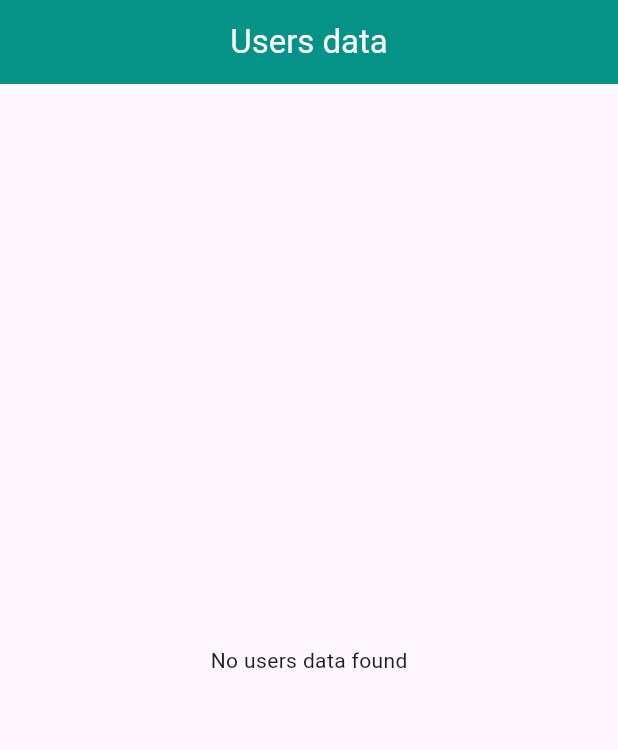
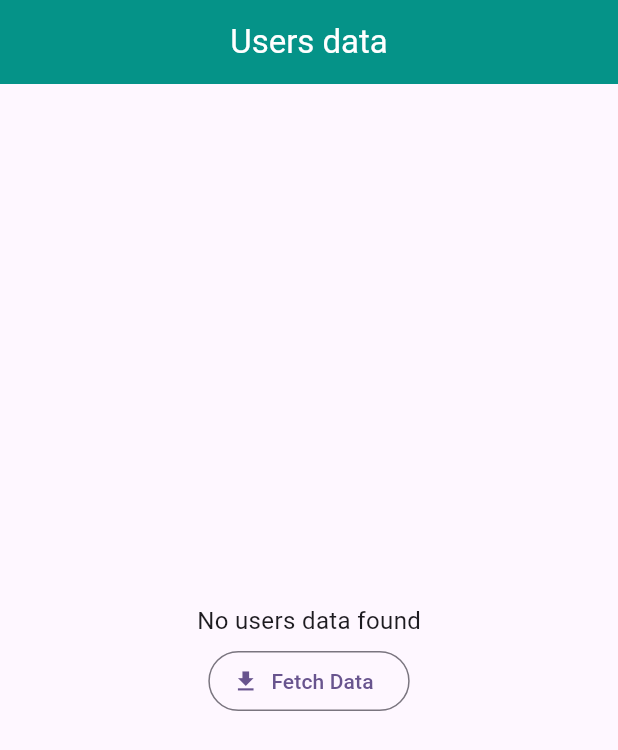
Before and after one commit to noura2tarek/Users_Clean_Arch_Project, a Flutter app: the screen it shows after launch, on a phone screen of 412 x 824 dp. Shown: the top 750 px of the screen. Run offline on Flutter 3.47's test engine with Material 3 defaults, Android fonts, the phone set to English and light mode, and no system bars; our stand-ins replace bloc, equatable, flutter_bloc, get_it.

Commit message:
Add screen output and update home

```diff
--- a/lib/core/services/services_locator.dart
+++ b/lib/core/services/services_locator.dart
@@ -17,6 +17,6 @@ class ServiceLocator {
 
     // Register Cubit class
     sl.registerFactory<UsersCubit>(() => UsersCubit(sl()));
-    log('done service');
+    log('Services done');
   }
 }
--- a/lib/main.dart
+++ b/lib/main.dart
@@ -3,7 +3,7 @@ import 'app/app_class.dart';
 import 'core/services/services_locator.dart';
 
 void main() {
-  //initialize Service Locator
+  // Initialize Service Locator
   ServiceLocator.init();
   runApp(const MyApp());
 }
--- a/lib/users_feature/data_layer/repository/users_repository.dart
+++ b/lib/users_feature/data_layer/repository/users_repository.dart
@@ -8,8 +8,6 @@ class UsersRepository extends BaseUsersRepository {
   @override
   Future<List<User>> getUsers() async {
     List<User> users = [];
-    // Add some delay to apply loading
-    await Future.delayed(const Duration(seconds: 1));
     // make dummy users json
     List<Map<String, dynamic>> usersMap = [
       {
--- a/lib/users_feature/presentation_layer/screens/my_home_page.dart
+++ b/lib/users_feature/presentation_layer/screens/my_home_page.dart
@@ -27,17 +27,40 @@ class MyHomePage extends StatelessWidget {
           builder: (context, state) {
             final usersCubit = UsersCubit.get(context);
             List<User> users = usersCubit.users;
-            if (users.isEmpty) {
-              return const Center(
-                child: Text('No users data found'),
-              );
-            }
-            if (state is UsersLoadingState) {
+            if (state is UsersLoadingState && users.isEmpty) {
               return const Center(
                 child: CircularProgressIndicator(),
               );
             }
-            return ListView.separated(
+            if (users.isEmpty) {
+              return Center(
+                child: Column(
+                  mainAxisAlignment: MainAxisAlignment.center,
+                  children: [
+                    const Text(
+                      'No users data found',
+                      style: TextStyle(fontSize: 16.0),
+                    ),
+                    const SizedBox(
+                      height: 5.0,
+                    ),
+                    // Fetch data button
+                    // (Call get users data from cubit)
+                    OutlinedButton.icon(
+                      onPressed: () {
+                        usersCubit.getUsersData();
+                      },
+                      label: const Text('Fetch Data'),
+                      icon: const Icon(Icons.download),
+                    ),
+                  ],
+                ),
+              );
+            }
+            //---- Users List view ----//
+            return Padding(
+              padding: const EdgeInsets.only(left: 8.0),
+              child: ListView.separated(
                 itemBuilder: (context, index) {
                   var user = users[index];
                   return ListTile(
@@ -49,6 +72,7 @@ class MyHomePage extends StatelessWidget {
                   return const Divider();
                 },
                 itemCount: users.length,
+              ),
             );
           },
         ),
--- a/lib/users_feature/presentation_layer/users_cubit/users_cubit.dart
+++ b/lib/users_feature/presentation_layer/users_cubit/users_cubit.dart
@@ -14,11 +14,14 @@ class UsersCubit extends Cubit<UsersState> {
 
   // Get context to return users cubit instance
   static UsersCubit get(context) => BlocProvider.of(context);
+
   List<User> users = [];
 
   // Get users
   Future<void> getUsersData() async {
     emit(UsersLoadingState());
+    // Add some delay to apply loading
+    await Future.delayed(const Duration(seconds: 1));
     users = await getUsersUseCase();
     emit(UsersSuccessState());
   }
```
Also changed, not shown: images/output_image1.png (added), images/output_image2.png (added), 1 other file. Lines whose indentation alone changed are shown as unchanged.
